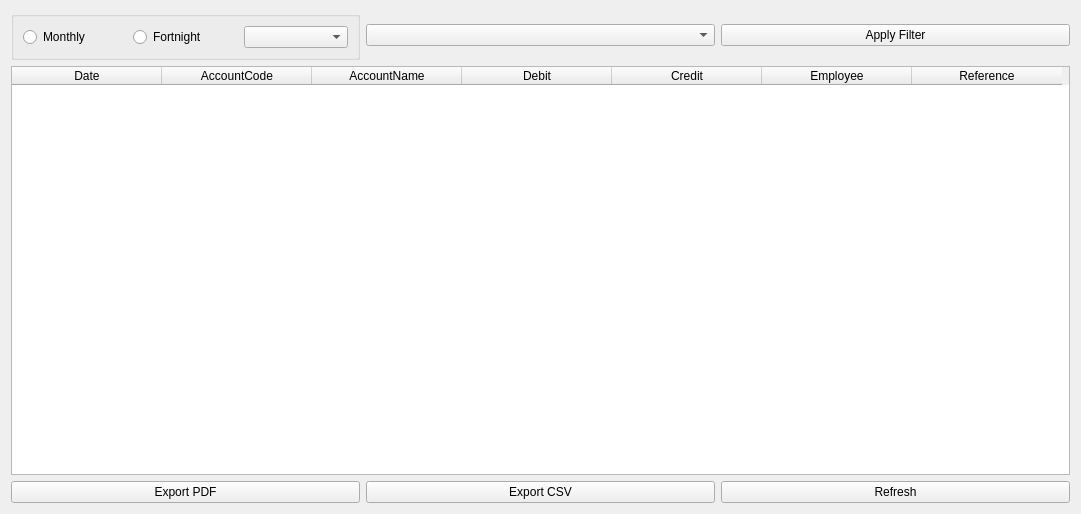
First picture: the form in UI/Dialogs/journal_entries.ui, repository Justin-Kuchmy/JustPay_App, before the edit.
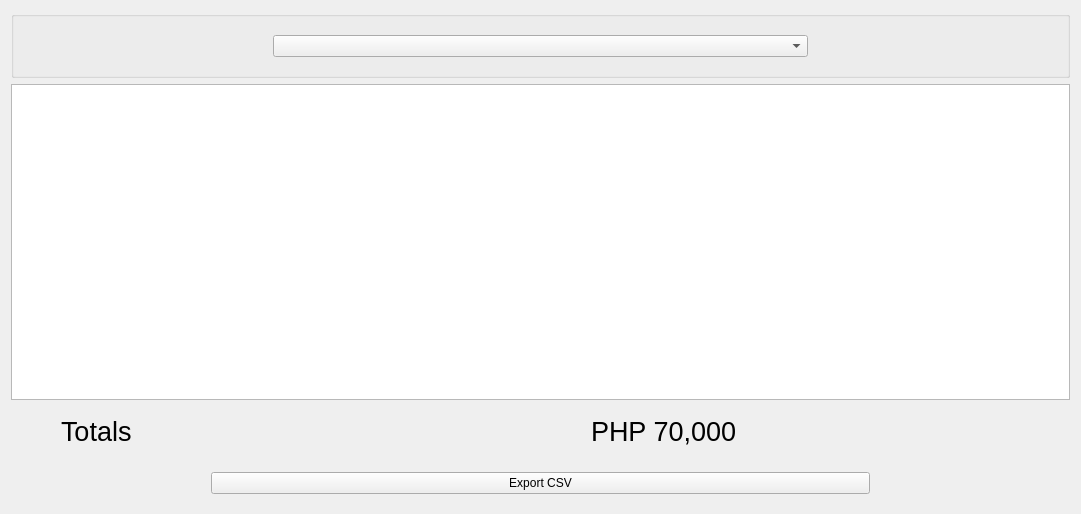
Second picture: the form after the edit.

```diff
--- a/UI/Dialogs/journal_entries.ui
+++ b/UI/Dialogs/journal_entries.ui
@@ -29,18 +29,20 @@
        </property>
        <layout class="QHBoxLayout" name="horizontalLayout_3">
         <item>
-         <widget class="QRadioButton" name="monthlyRadioButton">
-          <property name="text">
-           <string>Monthly</string>
+         <spacer name="verticalSpacer_3">
+          <property name="orientation">
+           <enum>Qt::Vertical</enum>
           </property>
-         </widget>
-        </item>
-        <item>
-         <widget class="QRadioButton" name="fortnightRadioButton">
-          <property name="text">
-           <string>Fortnight</string>
+          <property name="sizeType">
+           <enum>QSizePolicy::Minimum</enum>
           </property>
-         </widget>
+          <property name="sizeHint" stdset="0">
+           <size>
+            <width>250</width>
+            <height>40</height>
+           </size>
+          </property>
+         </spacer>
         </item>
         <item>
          <widget class="QComboBox" name="payPeriodFilter">
@@ -49,77 +51,96 @@
           </property>
          </widget>
         </item>
+        <item>
+         <spacer name="verticalSpacer">
+          <property name="orientation">
+           <enum>Qt::Vertical</enum>
+          </property>
+          <property name="sizeType">
+           <enum>QSizePolicy::Minimum</enum>
+          </property>
+          <property name="sizeHint" stdset="0">
+           <size>
+            <width>250</width>
+            <height>40</height>
+           </size>
+          </property>
+         </spacer>
+        </item>
        </layout>
       </widget>
      </item>
-     <item>
-      <widget class="QComboBox" name="accountTypeFilter">
-       <property name="placeholderText">
-        <string>Account Type</string>
-       </property>
-      </widget>
-     </item>
-     <item>
-      <widget class="QPushButton" name="applyButton">
-       <property name="text">
-        <string>Apply Filter</string>
-       </property>
-      </widget>
-     </item>
     </layout>
    </item>
    <item>
-    <widget class="QTableWidget" name="journalEntriesTableWidget">
-     <attribute name="horizontalHeaderDefaultSectionSize">
+    <widget class="QTableView" name="journalEntriesTableView">
+     <attribute name="horizontalHeaderMinimumSectionSize">
       <number>150</number>
      </attribute>
-     <column>
-      <property name="text">
-       <string>Date</string>
-      </property>
-     </column>
-     <column>
-      <property name="text">
-       <string>AccountCode</string>
-      </property>
-     </column>
-     <column>
-      <property name="text">
-       <string>AccountName</string>
-      </property>
-     </column>
-     <column>
-      <property name="text">
-       <string>Debit</string>
-      </property>
-     </column>
-     <column>
-      <property name="text">
-       <string>Credit</string>
-      </property>
-     </column>
-     <column>
-      <property name="text">
-       <string>Employee</string>
-      </property>
-     </column>
-     <column>
-      <property name="text">
-       <string>Reference</string>
-      </property>
-     </column>
     </widget>
    </item>
+   <item>
+    <layout class="QHBoxLayout" name="horizontalLayout_4">
+     <property name="spacing">
+      <number>100</number>
+     </property>
+     <property name="leftMargin">
+      <number>50</number>
+     </property>
+     <property name="topMargin">
+      <number>10</number>
+     </property>
+     <property name="rightMargin">
+      <number>50</number>
+     </property>
+     <property name="bottomMargin">
+      <number>10</number>
+     </property>
+     <item>
+      <widget class="QLabel" name="totalValue">
+       <property name="font">
+        <font>
+         <pointsize>20</pointsize>
+        </font>
+       </property>
+       <property name="text">
+        <string>Totals</string>
+       </property>
+      </widget>
+     </item>
+     <item>
+      <widget class="QLabel" name="totalLabel">
+       <property name="font">
+        <font>
+         <pointsize>20</pointsize>
+        </font>
+       </property>
+       <property name="text">
+        <string>PHP 70,000</string>
+       </property>
+      </widget>
+     </item>
+    </layout>
+   </item>
    <item>
     <layout class="QVBoxLayout" name="verticalLayout">
      <item>
       <layout class="QHBoxLayout" name="horizontalLayout">
        <item>
-        <widget class="QPushButton" name="exportPDFButton">
-         <property name="text">
-          <string>Export PDF</string>
+        <spacer name="verticalSpacer_4">
+         <property name="orientation">
+          <enum>Qt::Vertical</enum>
          </property>
-        </widget>
+         <property name="sizeType">
+          <enum>QSizePolicy::Minimum</enum>
+         </property>
+         <property name="sizeHint" stdset="0">
+          <size>
+           <width>200</width>
+           <height>40</height>
+          </size>
+         </property>
+        </spacer>
        </item>
        <item>
         <widget class="QPushButton" name="exportCSVButton">
@@ -129,11 +150,20 @@
         </widget>
        </item>
        <item>
-        <widget class="QPushButton" name="refreshButton">
-         <property name="text">
-          <string>Refresh</string>
+        <spacer name="verticalSpacer_2">
+         <property name="orientation">
+          <enum>Qt::Vertical</enum>
          </property>
-        </widget>
+         <property name="sizeType">
+          <enum>QSizePolicy::Minimum</enum>
+         </property>
+         <property name="sizeHint" stdset="0">
+          <size>
+           <width>200</width>
+           <height>40</height>
+          </size>
+         </property>
+        </spacer>
        </item>
       </layout>
      </item>
```
